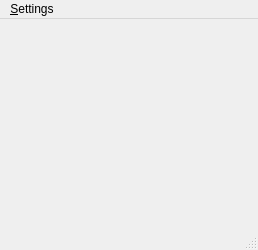
mu1492/CbM, file SpectralViewer/Plot3d.ui: the form before one commit.
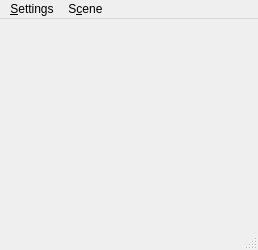
The form after the commit.

```diff
--- a/SpectralViewer/Plot3d.ui
+++ b/SpectralViewer/Plot3d.ui
@@ -45,7 +45,16 @@
     <addaction name="menuHorizontalAxis"/>
     <addaction name="menuVerticalAxis"/>
    </widget>
+   <widget class="QMenu" name="menuScene">
+    <property name="title">
+     <string>S&amp;cene</string>
+    </property>
+    <addaction name="actionMeshToggle"/>
+    <addaction name="actionLightToggle"/>
+    <addaction name="actionResetView"/>
+   </widget>
    <addaction name="menuSettings"/>
+   <addaction name="menuScene"/>
   </widget>
   <widget class="QStatusBar" name="statusbar"/>
   <action name="actionExit">
```
Left out of the diff: 15 changed lines with no effect on the pictures.
